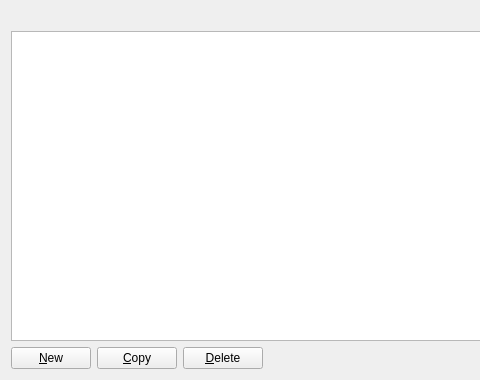
Before: the Qt Designer form desktop/src/qt/forms/addressbookpage.ui in blujay2013/eecs588-pjct, drawn with Qt 5; both pictures show x 0 to 480 and y 0 to 380 of the 760 by 380 pixel window.
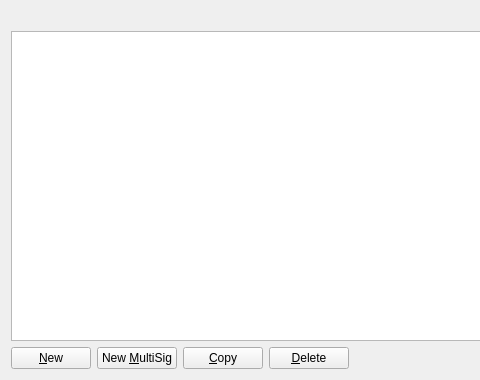
After: the same form once the commit is applied. Icons and pictures are not drawn.

Commit message: front-end changes to add multi-sig address

```diff
--- a/desktop/src/qt/forms/addressbookpage.ui
+++ b/desktop/src/qt/forms/addressbookpage.ui
@@ -65,6 +65,17 @@
        </property>
       </widget>
      </item>
+     <item>
+      <widget class="QPushButton" name="newMultiSigAddress">
+       <property name="text">
+        <string>New &amp;MultiSig</string>
+       </property>
+       <property name="icon">
+        <iconset resource="../bitcoin.qrc">
+         <normaloff>:/icons/add</normaloff>:/icons/add</iconset>
+       </property>
+      </widget>
+     </item>
      <item>
       <widget class="QPushButton" name="copyAddress">
        <property name="toolTip">
```
The commit also changes 5 other files.
